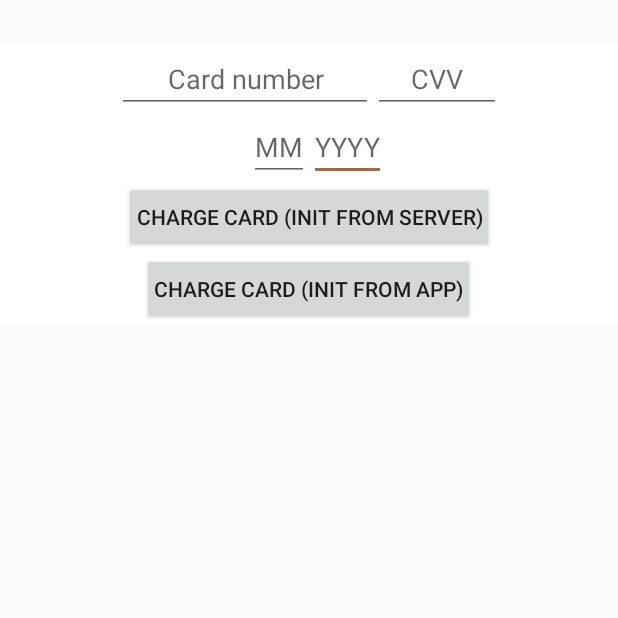
After one commit to cmFodWx5YWRhdjEyMTA5/201506232019, an Android app: the AddCard screen opened directly, with no data from a screen before it, on a phone screen of 412 x 824 dp, the top half of it. The commit adds this screen. Run offline under Robolectric (Android 15) with nearby library versions, the phone set to English and light mode, and no system bars; Roboto replaces fonts that are not available here.

Commit message:
second commit

```diff
--- a/app/src/main/AndroidManifest.xml
+++ b/app/src/main/AndroidManifest.xml
@@ -18,10 +18,11 @@
         android:supportsRtl="true"
         android:theme="@style/AppTheme"
         tools:ignore="GoogleAppIndexingWarning">
+        <activity android:name=".AddCard"></activity>
         <activity
             android:name=".RegisterRoute1_2"
             android:label="@string/title_activity_register_route1_2"
-            android:theme="@style/AppTheme.NoActionBar"></activity>
+            android:theme="@style/AppTheme.NoActionBar" />
 
         <meta-data
             android:name="com.google.android.gms.version"
--- /dev/null
+++ b/app/src/main/java/com/techline/rideshare/AddCard.java
@@ -0,0 +1,13 @@
+package com.techline.rideshare;
+
+import android.support.v7.app.AppCompatActivity;
+import android.os.Bundle;
+
+public class AddCard extends AppCompatActivity {
+
+    @Override
+    protected void onCreate(Bundle savedInstanceState) {
+        super.onCreate(savedInstanceState);
+        setContentView(R.layout.activity_add_card);
+    }
+}
--- /dev/null
+++ b/app/src/main/res/layout/activity_add_card.xml
@@ -0,0 +1,107 @@
+<?xml version="1.0" encoding="utf-8"?>
+<ScrollView xmlns:android="http://schemas.android.com/apk/res/android"
+    xmlns:tools="http://schemas.android.com/tools"
+    android:layout_width="match_parent"
+    android:layout_height="match_parent"
+    tools:context=".MainActivity">
+
+    <RelativeLayout
+        android:layout_width="match_parent"
+        android:layout_height="wrap_content">
+
+        <RelativeLayout
+            android:id="@+id/layout_custom_form"
+            android:layout_width="match_parent"
+            android:layout_height="wrap_content"
+            android:background="#ffffff"
+            android:layout_marginTop="30dp"
+            android:gravity="center_vertical"
+            android:minHeight="150dp">
+
+            <LinearLayout
+                android:id="@+id/layout_card_num"
+                android:layout_width="wrap_content"
+                android:layout_height="wrap_content"
+                android:layout_centerHorizontal="true"
+                android:gravity="center_horizontal"
+                android:orientation="horizontal">
+
+                <EditText
+                    android:id="@+id/edit_card_number"
+                    android:layout_width="wrap_content"
+                    android:layout_height="wrap_content"
+                    android:gravity="center"
+                    android:hint="@string/card_number"
+                    android:inputType="number"
+                    android:minEms="8"
+                    android:text=""
+                    />
+
+                <EditText
+                    android:id="@+id/edit_cvc"
+                    android:layout_width="wrap_content"
+                    android:layout_height="wrap_content"
+                    android:gravity="center"
+                    android:hint="@string/cvv"
+                    android:inputType="number"
+                    android:maxLength="4"
+                    android:minEms="4"
+                    android:text=""/>
+            </LinearLayout>
+
+            <View
+                android:id="@+id/divider_horizontal"
+                android:layout_width="0dp"
+                android:layout_height="0dp"
+                android:layout_centerHorizontal="true"/>
+
+            <EditText
+                android:id="@+id/edit_expiry_month"
+                android:layout_width="wrap_content"
+                android:layout_height="wrap_content"
+                android:layout_below="@id/layout_card_num"
+                android:layout_toLeftOf="@id/divider_horizontal"
+                android:gravity="right"
+                android:hint="@string/mm"
+                android:inputType="number"
+                android:maxEms="3"
+                android:maxLength="2"
+                android:text=""
+                android:layout_toStartOf="@id/divider_horizontal"/>
+
+            <EditText
+                android:id="@+id/edit_expiry_year"
+                android:layout_width="wrap_content"
+                android:layout_height="wrap_content"
+                android:layout_below="@id/layout_card_num"
+                android:layout_toRightOf="@id/divider_horizontal"
+                android:gravity="left"
+                android:hint="@string/yyyy"
+                android:inputType="number"
+                android:maxEms="4"
+                android:maxLength="4"
+                android:text=""
+                android:layout_toEndOf="@id/divider_horizontal"/>
+
+            <Button
+                android:id="@+id/button_perform_transaction"
+                android:layout_width="wrap_content"
+                android:layout_height="wrap_content"
+                android:layout_below="@id/edit_expiry_year"
+                android:layout_centerHorizontal="true"
+                android:padding="8dp"
+                android:text="Charge card (init from server)"/>
+            <Button
+                android:id="@+id/button_perform_local_transaction"
+                android:layout_width="wrap_content"
+                android:layout_height="wrap_content"
+                android:layout_below="@id/button_perform_transaction"
+                android:layout_centerHorizontal="true"
+                android:padding="8dp"
+                android:text="Charge card (init from app)"/>
+        </RelativeLayout>
+
+
+    </RelativeLayout>
+
+</ScrollView>
--- a/app/src/main/res/values-v21/strings.xml
+++ b/app/src/main/res/values-v21/strings.xml
@@ -20,6 +20,21 @@
     <string name="ok">OK</string>
     <string name="GEOCODEING_API_KEY">AIzaSyBBENhEE_gGgOxGoz6Z7NgLmhXWoBy-owI</string>
     <string name="GEO_CODEING_API_KEY">AIzaSyBBENhEE_gGgOxGoz6Z7NgLmhXWoBy-owI</string>
+    <string name="card_number">Card number</string>
+    <string name="cvv">CVV</string>
+    <string name="mm">MM</string>
+    <string name="yyyy">YYYY</string>
+    <string name="create_token">Create token</string>
+    <string name="no_card_yet">No card yet</string>
+    <string name="no_token">No token</string>
+    <string name="token_null_message">Token was null</string>
+    <string name="token_not_gotten">Unable to get token</string>
+    <string name="sample_card">4123450131001381</string>
+    <string name="sample_cvv">883</string>
+    <string name="sample_month">01</string>
+    <string name="sample_year">2020</string>
+    <string name="no_transaction_yet">No transaction yet</string>
+    <string name="amount_in_kobo">Amount in Kobo</string>
 
     <array name="menu">
         <item>Select Menu</item>
--- a/app/src/main/res/values/strings.xml
+++ b/app/src/main/res/values/strings.xml
@@ -18,4 +18,19 @@
     <string name="menu_tools">Tools</string>
     <string name="menu_share">Share</string>
     <string name="menu_send">Send</string>
+    <string name="card_number">Card number</string>
+    <string name="cvv">CVV</string>
+    <string name="mm">MM</string>
+    <string name="yyyy">YYYY</string>
+    <string name="create_token">Create token</string>
+    <string name="no_card_yet">No card yet</string>
+    <string name="no_token">No token</string>
+    <string name="token_null_message">Token was null</string>
+    <string name="token_not_gotten">Unable to get token</string>
+    <string name="sample_card">4123450131001381</string>
+    <string name="sample_cvv">883</string>
+    <string name="sample_month">01</string>
+    <string name="sample_year">2020</string>
+    <string name="no_transaction_yet">No transaction yet</string>
+    <string name="amount_in_kobo">Amount in Kobo</string>
 </resources>
```
Also changed, not shown: app/src/main/java/com/techline/rideshare/RegisterRoute1.java (+42 -0 lines), app/src/main/java/com/techline/rideshare/util/NetworkUtils.java (+47 -0 lines).
